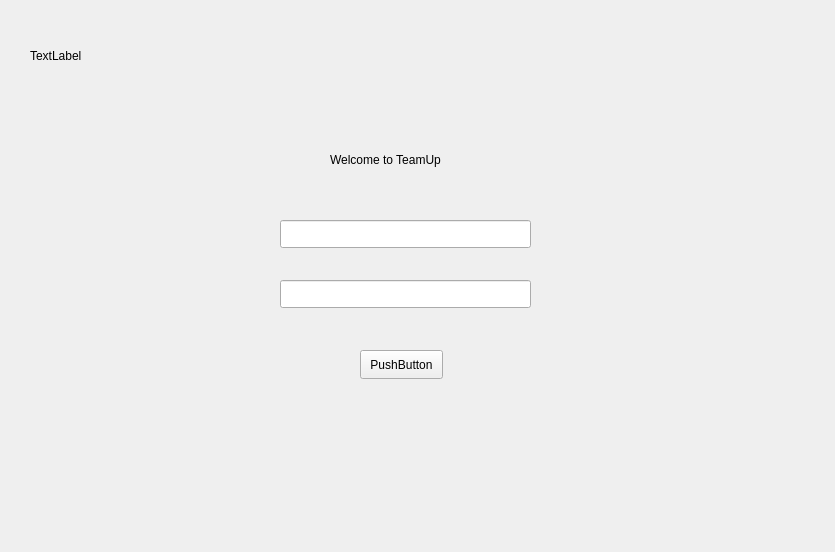
First picture: the form in TeamUp/UIdesgin/logIn.ui, repository Haythem-Jaidane/TeamUp, before the edit.
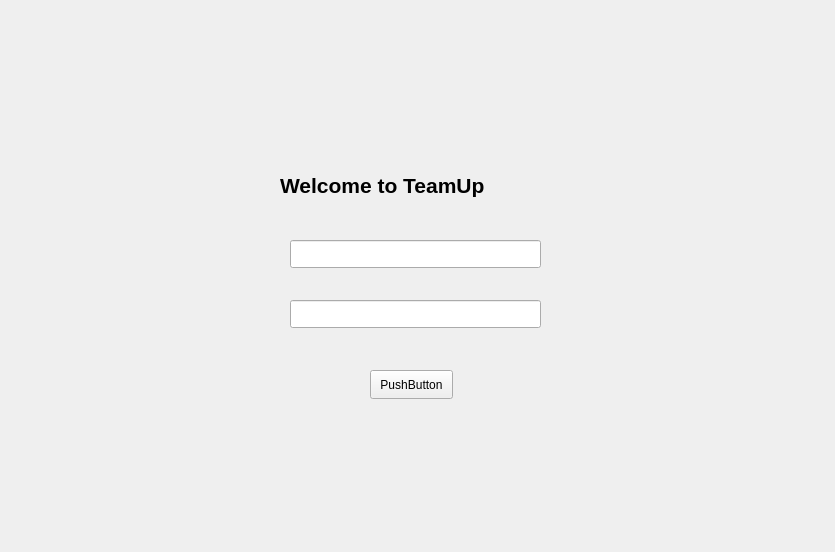
Second picture: the form after the edit. Icons and pictures are not drawn.

Commit message: interface login 2

Patch:
```diff
--- a/TeamUp/UIdesgin/logIn.ui
+++ b/TeamUp/UIdesgin/logIn.ui
@@ -18,23 +18,32 @@
     <rect>
      <x>30</x>
      <y>30</y>
-     <width>161</width>
-     <height>51</height>
+     <width>261</width>
+     <height>41</height>
     </rect>
    </property>
    <property name="text">
-    <string>TextLabel</string>
+    <string/>
+   </property>
+   <property name="pixmap">
+    <pixmap>../Resources/Images/black_Logo_342868e838_129748d4cd.svg</pixmap>
    </property>
   </widget>
   <widget class="QLabel" name="label_2">
    <property name="geometry">
     <rect>
-     <x>330</x>
-     <y>150</y>
-     <width>151</width>
-     <height>20</height>
+     <x>280</x>
+     <y>170</y>
+     <width>271</width>
+     <height>31</height>
     </rect>
    </property>
+   <property name="font">
+    <font>
+     <pointsize>16</pointsize>
+     <bold>true</bold>
+    </font>
+   </property>
    <property name="text">
     <string>Welcome to TeamUp</string>
    </property>
@@ -42,8 +51,8 @@
   <widget class="QPushButton" name="pushButton">
    <property name="geometry">
     <rect>
-     <x>360</x>
-     <y>350</y>
+     <x>370</x>
+     <y>370</y>
      <width>83</width>
      <height>29</height>
     </rect>
@@ -55,8 +64,8 @@
   <widget class="QLineEdit" name="lineEdit">
    <property name="geometry">
     <rect>
-     <x>280</x>
-     <y>220</y>
+     <x>290</x>
+     <y>240</y>
      <width>251</width>
      <height>28</height>
     </rect>
@@ -65,8 +74,8 @@
   <widget class="QLineEdit" name="lineEdit_2">
    <property name="geometry">
     <rect>
-     <x>280</x>
-     <y>280</y>
+     <x>290</x>
+     <y>300</y>
      <width>251</width>
      <height>28</height>
     </rect>
```
